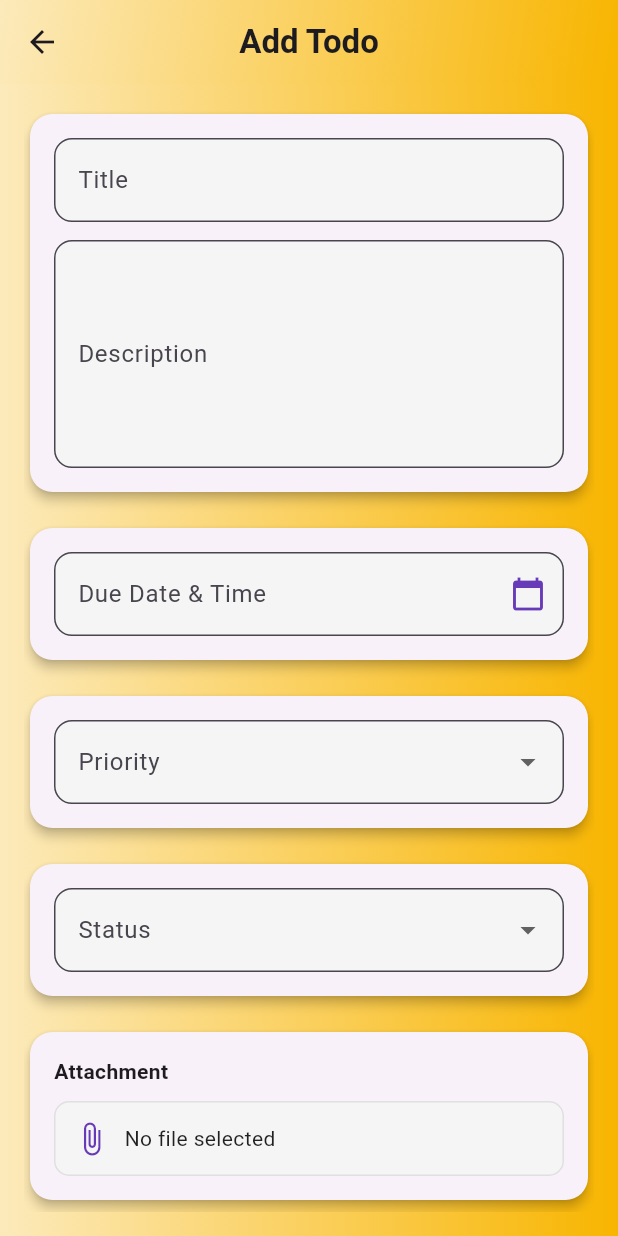
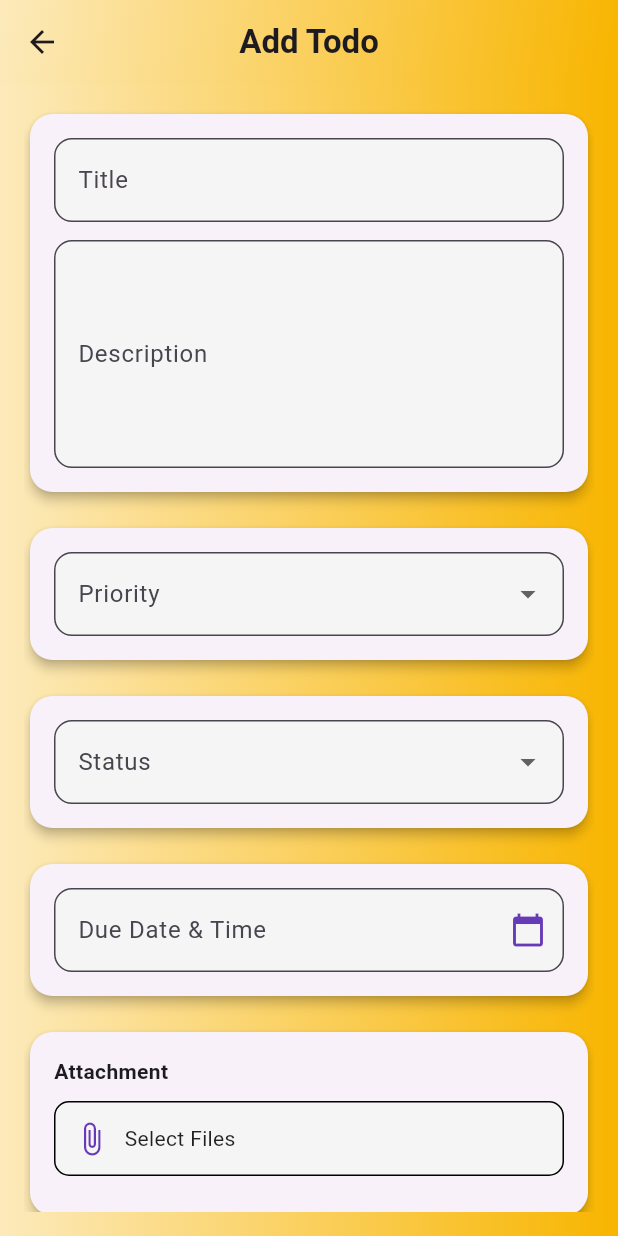
Before and after one commit to Durgeshpatel77/ecomerce_application, a Flutter app: the AddtodoPage screen opened directly, on a phone screen of 412 x 824 dp. Run offline on Flutter 3.47's test engine with Material 3 defaults, Android fonts, the light colour scheme and no system bars; our stand-ins replace dio, file_picker, get, permission_handler, shared_preferences; missing offline and left inert: syncfusion_flutter_pdfviewer; accounts and stored records are empty.

Commit message:
little bit changes in all file

```diff
--- a/lib/Mainpage_Subpages/Todos/AddTodo_page.dart
+++ b/lib/Mainpage_Subpages/Todos/AddTodo_page.dart
@@ -1,7 +1,8 @@
 import 'package:flutter/material.dart';
 import 'package:get/get.dart';
 import 'package:intl/intl.dart';
-import '../../Controller/add_todo_controller.dart';
+
+import '../../Controller/Todos contoller/add_todo_controller.dart';
 
 class AddtodoPage extends StatelessWidget {
   final AddTodoController controller = Get.put(AddTodoController());
@@ -51,12 +52,6 @@ class AddtodoPage extends StatelessWidget {
                 ),
               ),
               const SizedBox(height: 16),
-              _buildDateTimeField(
-                context: context,
-                selectedDateTime: controller.selectedDateTime,
-                onTap: () => controller.selectDateTime(context),
-              ),
-              const SizedBox(height: 16),
               _buildCard(
                 child: Obx(
                       () => DropdownButtonFormField<String>(
@@ -92,16 +87,20 @@ class AddtodoPage extends StatelessWidget {
                   ),
                 ),
               ),
+
+              const SizedBox(height: 16),
+              _buildDateTimeField(
+                context: context,
+                selectedDateTime: controller.selectedDateTime,
+                onTap: () => controller.selectDateTime(context),
+              ),
+
               const SizedBox(height: 16),
               _buildCard(
-                child: Obx(
-                      () => Column(
+                child: Obx(() => Column(
                     crossAxisAlignment: CrossAxisAlignment.start,
                     children: [
-                      const Text(
-                        "Attachment",
-                        style: TextStyle(fontWeight: FontWeight.bold),
-                      ),
+                      const Text("Attachment", style: TextStyle(fontWeight: FontWeight.bold)),
                       const SizedBox(height: 10),
                       GestureDetector(
                         onTap: controller.pickAttachment,
@@ -109,30 +108,40 @@ class AddtodoPage extends StatelessWidget {
                           padding: const EdgeInsets.all(12),
                           decoration: BoxDecoration(
                             color: Colors.grey[100],
-                            border: Border.all(color: Colors.grey.shade300),
+                            border: Border.all(color: Colors.black),
                             borderRadius: BorderRadius.circular(10),
                           ),
                           child: Row(
-                            children: [
-                              const Icon(Icons.attach_file, color: Colors.deepPurple),
-                              const SizedBox(width: 10),
-                              Expanded(
-                                child: Text(
-                                  controller.selectedAttachmentPath.value.isEmpty
-                                      ? "No file selected"
-                                      : controller.selectedAttachmentPath.value.split('/').last,
-                                  style: const TextStyle(color: Colors.black87),
-                                  overflow: TextOverflow.ellipsis,
-                                ),
-                              ),
+                            children: const [
+                              Icon(Icons.attach_file, color: Colors.deepPurple),
+                              SizedBox(width: 10),
+                              Text("Select Files", style: TextStyle(color: Colors.black87)),
                             ],
                           ),
                         ),
                       ),
+                      const SizedBox(height: 10),
+                      ...controller.selectedAttachmentPaths.map((path) => Padding(
+                        padding: const EdgeInsets.only(top: 4.0),
+                        child: Row(
+                          children: [
+                            const Icon(Icons.insert_drive_file, size: 16),
+                            const SizedBox(width: 8),
+                            Expanded(
+                              child: Text(
+                                path.split('/').last,
+                                overflow: TextOverflow.ellipsis,
+                                style: const TextStyle(fontSize: 13),
+                              ),
+                            ),
+                          ],
+                        ),
+                      )),
                     ],
-                  ),
+                  )),
+
                 ),
-              ),
+
               const SizedBox(height: 24),
               ElevatedButton(
                 style: ElevatedButton.styleFrom(
--- a/lib/Mainpage_Subpages/Todos/listtodo_page.dart
+++ b/lib/Mainpage_Subpages/Todos/listtodo_page.dart
@@ -1,8 +1,8 @@
 import 'package:flutter/material.dart';
 import 'package:get/get.dart';
 import '../../All_custom_widgets/Ttodolist_Custom.dart';
-import '../../Controller/Ttodostatus_controller.dart';
-import '../../Controller/ttodo_controller.dart';
+import '../../Controller/Todos contoller/Ttodostatus_controller.dart';
+import '../../Controller/Todos contoller/ttodo_controller.dart';
 import 'package:url_launcher/url_launcher.dart';
 
 import 'AddTodo_page.dart';
--- a/lib/main.dart
+++ b/lib/main.dart
@@ -7,7 +7,6 @@ import 'package:permission_handler/permission_handler.dart'; // 👈 import this
 import 'Controller/Auth_Controller.dart';
 import 'Controller/TaskList_Controller.dart';
 import 'Controller/Taskstatus_contoller.dart';
-import 'Controller/Ttodostatus_controller.dart';
 import 'Controller/http_overrides.dart';
 import 'Splash_Screen.dart';
 
```
Also changed, not shown: lib/Controller/Todos contoller/Add_notes_controller.dart (added, +63 -0 lines), lib/Controller/Todos contoller/add_todo_controller.dart (renamed from lib/Controller/add_todo_controller.dart, +45 -52 lines), lib/Mainpage_Subpages/Todos/Add_notes.dart (added, +39 -0 lines), lib/Mainpage_Subpages/Todos/detailtodo_page.dart (+13 -1 lines), lib/notes save.dart (added, +21 -0 lines), lib/Controller/Todos contoller/Ttodostatus_controller.dart (renamed from lib/Controller/Ttodostatus_controller.dart), lib/Controller/Todos contoller/ttodo_controller.dart (renamed from lib/Controller/ttodo_controller.dart).
